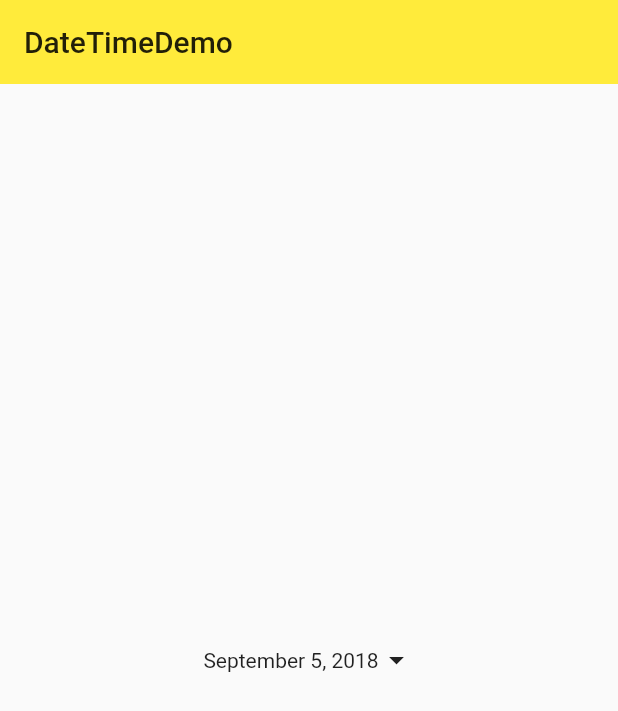
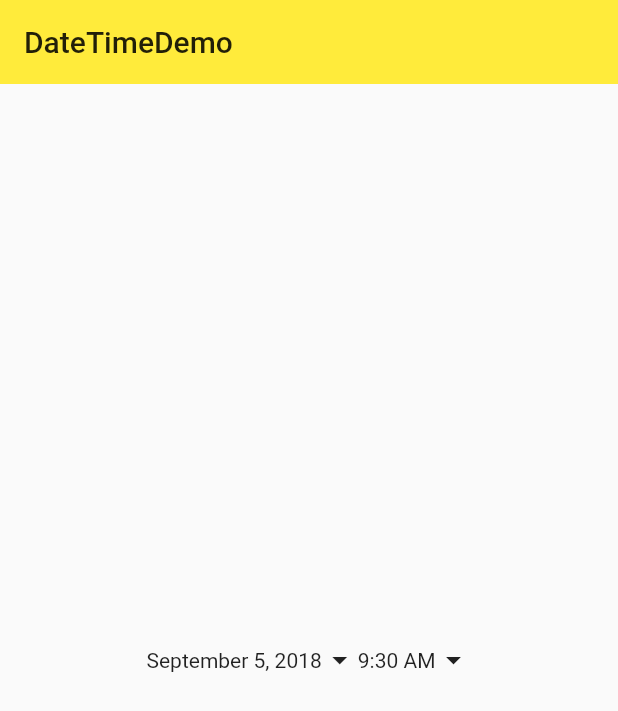
Before and after one commit to ninghao/ninghao_flutter, a Flutter app: the DateTimeDemo screen opened directly, on a phone screen of 412 x 824 dp. Shown: the top 711 px of the screen. Run offline on Flutter 3.47's test engine with Material 2 defaults, Android fonts, the phone set to English and light mode, and no system bars.

Commit message:
showTimePicker：时间选择器

```diff
--- a/lib/demo/datetime_demo.dart
+++ b/lib/demo/datetime_demo.dart
@@ -9,6 +9,7 @@ class DateTimeDemo extends StatefulWidget {
 
 class _DateTimeDemoState extends State<DateTimeDemo> {
   DateTime selectedDate = DateTime.now();
+  TimeOfDay selectedTime = TimeOfDay(hour: 9, minute: 30);
 
   _selectDate() async {
     final DateTime date = await showDatePicker(
@@ -22,6 +23,19 @@ class _DateTimeDemoState extends State<DateTimeDemo> {
 
     setState(() {
       selectedDate = date;
+    });
+  }
+
+  _selectTime() async {
+    final TimeOfDay time = await showTimePicker(
+      context: context,
+      initialTime: selectedTime,
+    );
+
+    if (time == null) return;
+
+    setState(() {
+      selectedTime = time;
     });
   }
 
@@ -49,6 +63,15 @@ class _DateTimeDemoState extends State<DateTimeDemo> {
                     ],
                   ),
                 ),
+                InkWell(
+                  onTap: _selectTime,
+                  child: Row(
+                    children: <Widget>[
+                      Text(selectedTime.format(context)),
+                      Icon(Icons.arrow_drop_down),
+                    ],
+                  ),
+                ),
               ],
             ),
           ],
```
